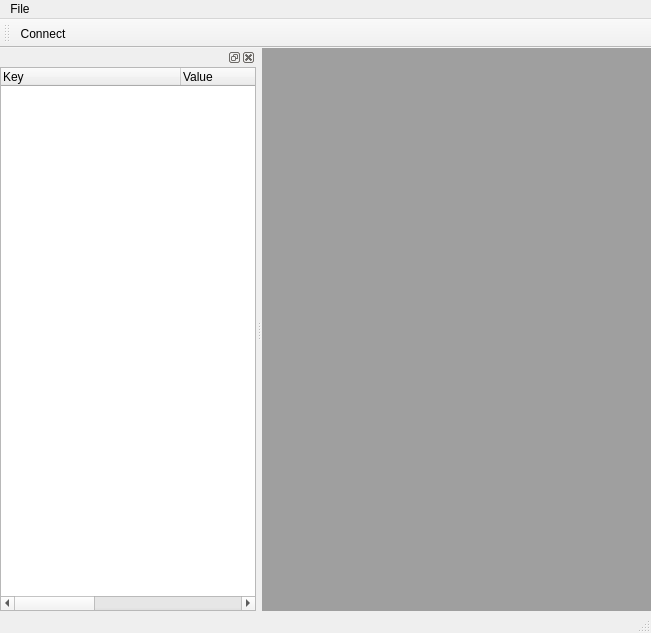
Before: the Qt Designer form qredis/ui/RedisWindow.ui in tiagocoutinho/qredis, drawn with Qt 5.
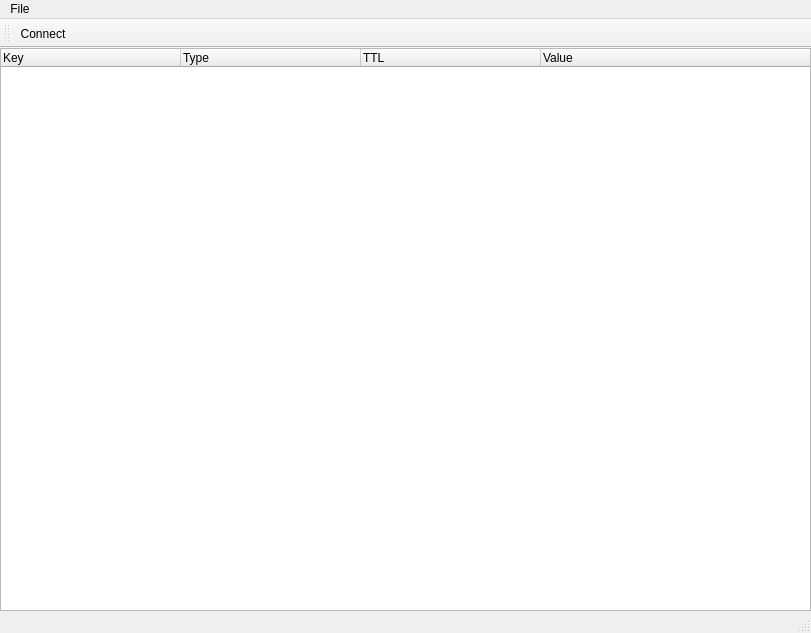
After: the same form once the commit is applied. Icons and pictures are not drawn.

The edit to the form file:
```diff
--- a/qredis/ui/RedisWindow.ui
+++ b/qredis/ui/RedisWindow.ui
@@ -6,7 +6,7 @@
    <rect>
     <x>0</x>
     <y>0</y>
-    <width>651</width>
+    <width>811</width>
     <height>633</height>
    </rect>
   </property>
@@ -31,7 +31,37 @@
      <number>0</number>
     </property>
     <item>
-     <widget class="QMdiArea" name="area"/>
+     <widget class="QTreeWidget" name="db_tree">
+      <property name="alternatingRowColors">
+       <bool>true</bool>
+      </property>
+      <property name="selectionMode">
+       <enum>QAbstractItemView::ExtendedSelection</enum>
+      </property>
+      <attribute name="headerDefaultSectionSize">
+       <number>180</number>
+      </attribute>
+      <column>
+       <property name="text">
+        <string>Key</string>
+       </property>
+      </column>
+      <column>
+       <property name="text">
+        <string>Type</string>
+       </property>
+      </column>
+      <column>
+       <property name="text">
+        <string>TTL</string>
+       </property>
+      </column>
+      <column>
+       <property name="text">
+        <string>Value</string>
+       </property>
+      </column>
+     </widget>
     </item>
    </layout>
   </widget>
@@ -53,7 +83,7 @@
     <rect>
      <x>0</x>
      <y>0</y>
-     <width>651</width>
+     <width>811</width>
      <height>19</height>
     </rect>
    </property>
@@ -67,60 +97,6 @@
    </widget>
    <addaction name="menuFile"/>
   </widget>
-  <widget class="QDockWidget" name="tree_dock">
-   <attribute name="dockWidgetArea">
-    <number>1</number>
-   </attribute>
-   <widget class="QWidget" name="dockWidgetContents_2">
-    <layout class="QVBoxLayout" name="verticalLayout_3">
-     <property name="leftMargin">
-      <number>0</number>
-     </property>
-     <property name="topMargin">
-      <number>0</number>
-     </property>
-     <property name="rightMargin">
-      <number>0</number>
-     </property>
-     <property name="bottomMargin">
-      <number>0</number>
-     </property>
-     <item>
-      <widget class="QTreeWidget" name="db_tree">
-       <property name="alternatingRowColors">
-        <bool>true</bool>
-       </property>
-       <property name="selectionMode">
-        <enum>QAbstractItemView::ExtendedSelection</enum>
-       </property>
-       <attribute name="headerDefaultSectionSize">
-        <number>180</number>
-       </attribute>
-       <column>
-        <property name="text">
-         <string>Key</string>
-        </property>
-       </column>
-       <column>
-        <property name="text">
-         <string>Value</string>
-        </property>
-       </column>
-       <column>
-        <property name="text">
-         <string>Type</string>
-        </property>
-       </column>
-       <column>
-        <property name="text">
-         <string>TTL</string>
-        </property>
-       </column>
-      </widget>
-     </item>
-    </layout>
-   </widget>
-  </widget>
   <action name="connect_redis_server">
    <property name="icon">
     <iconset theme="folder-open"/>
```
Left out of the diff: 3 changed lines with no effect on the pictures.
